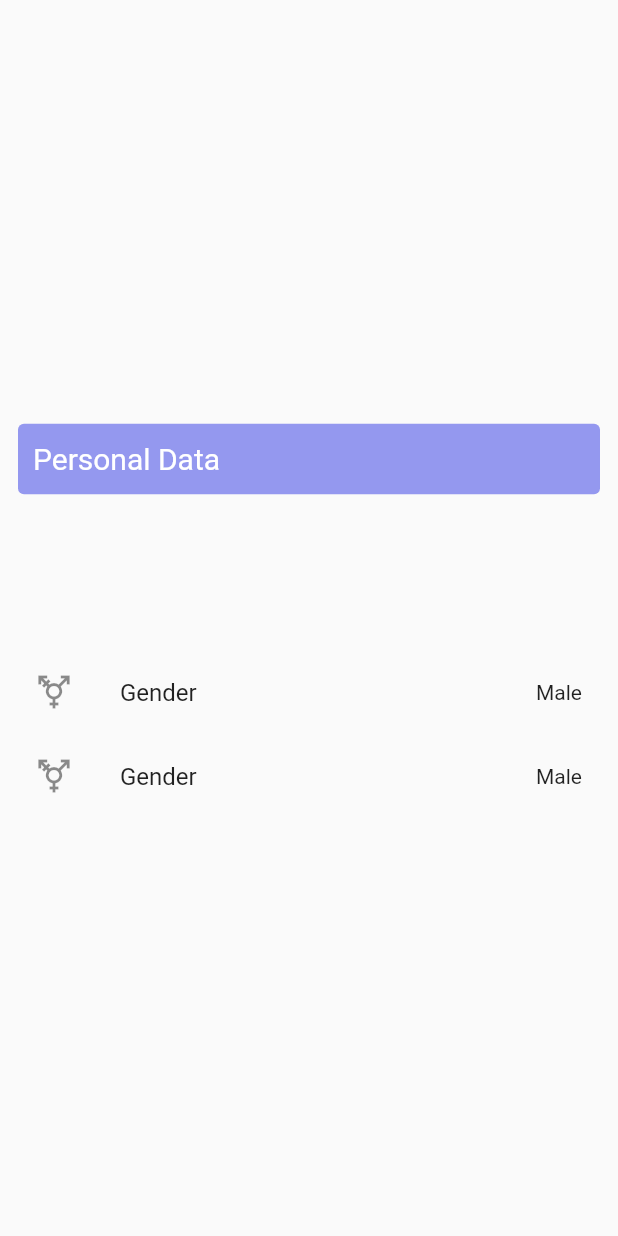
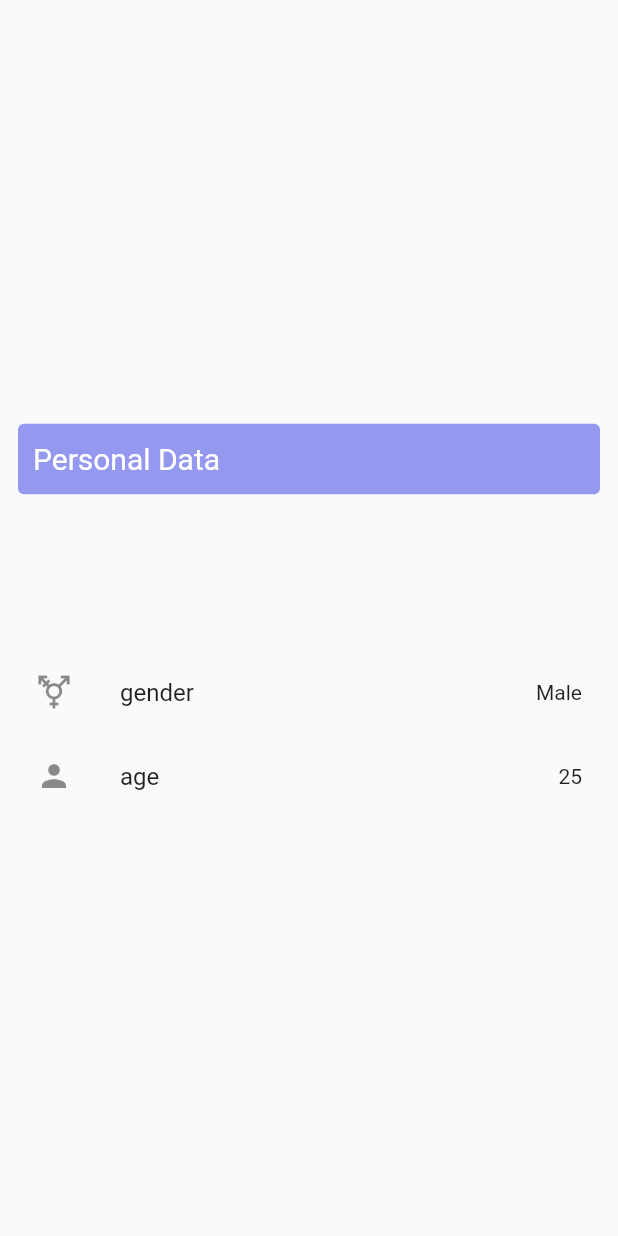
Before and after one commit to neddstarkk/Waterlog, a Flutter app: the screen it shows after launch, on a phone screen of 412 x 824 dp. Run offline on Flutter 3.47's test engine with Material 2 defaults, Android fonts, the phone set to English and light mode, and no system bars.

Commit message:
Added ListView builder for the personal detail page

```diff
--- a/waterlog/lib/models/personal_data_card_model.dart
+++ b/waterlog/lib/models/personal_data_card_model.dart
@@ -2,4 +2,9 @@ import 'package:flutter/material.dart';
 
 class PersonalDataCardModel {
 
+  final Icon? icon;
+  String title = '';
+  String value = '';
+
+  PersonalDataCardModel({this.icon, required this.title, required this.value});
 }
--- a/waterlog/lib/presentation/waterlog.dart
+++ b/waterlog/lib/presentation/waterlog.dart
@@ -1,10 +1,19 @@
 import 'package:flutter/material.dart';
+import 'package:waterlog/presentation/widgets/list_view_builder.dart';
+
+import '../models/personal_data_card_model.dart';
 
 class Waterlog extends StatelessWidget {
   const Waterlog({super.key});
 
   @override
   Widget build(BuildContext context) {
+    final List<PersonalDataCardModel> items = [
+      PersonalDataCardModel(
+          icon: const Icon(Icons.transgender), title: "gender", value: "Male"),
+      PersonalDataCardModel(
+          icon: const Icon(Icons.person), title: "age", value: "25"),
+    ];
     return MaterialApp(
       debugShowCheckedModeBanner: false,
       home: Scaffold(
@@ -17,25 +26,19 @@ class Waterlog extends StatelessWidget {
               children: [
                 // Spacer(),
                 const Card(
-                    color: Color(0xff9498EF),
-                    elevation: 0,
-                    child: Padding(
-                      padding: EdgeInsets.symmetric(vertical: 12.0, horizontal: 10.0),
-                      child: Text("Personal Data", style: TextStyle(color: Colors.white, fontSize: 20)),
-                    ),
+                  color: Color(0xff9498EF),
+                  elevation: 0,
+                  child: Padding(
+                    padding:
+                    EdgeInsets.symmetric(vertical: 12.0, horizontal: 10.0),
+                    child: Text("Personal Data",
+                        style: TextStyle(color: Colors.white, fontSize: 20)),
                   ),
-                const SizedBox(height: 100,),
-                ListView.builder(
-                  itemCount: 2,
-                  itemBuilder: (context, index)  {
-                    return const ListTile(
-                      trailing: Text("Male"),
-                      title: Text("Gender"),
-                      leading: Icon(Icons.transgender),
-                    );
-                  },
-                  shrinkWrap: true,
                 ),
+                const SizedBox(
+                  height: 100,
+                ),
+                buildListView(items),
                 // Spacer(),
               ],
             ),
--- /dev/null
+++ b/waterlog/lib/presentation/widgets/list_view_builder.dart
@@ -0,0 +1,33 @@
+import 'package:flutter/material.dart';
+
+import '../../models/personal_data_card_model.dart';
+
+
+ListView buildListView(List<PersonalDataCardModel> items) {
+  return ListView.builder(
+    itemCount: 2,
+    itemBuilder: (context, index) {
+      return ListTile(
+        trailing: Text(items[index].value.toString()),
+        title: Text(items[index].title.toString()),
+        leading: items[index].icon,
+        onTap: () {
+          AlertDialog alert = AlertDialog(
+            title: Text("Alert Title"),
+            content: Text("Alert Content"),
+            actions: [
+              TextButton(onPressed: () {}, child: Text("cancel"))
+            ],
+          );
+          showDialog(
+            context: context,
+            builder: (context) {
+              return alert;
+            },
+          );
+        },
+      );
+    },
+    shrinkWrap: true,
+  );
+}
```
Also changed, not shown: 1 other file.
